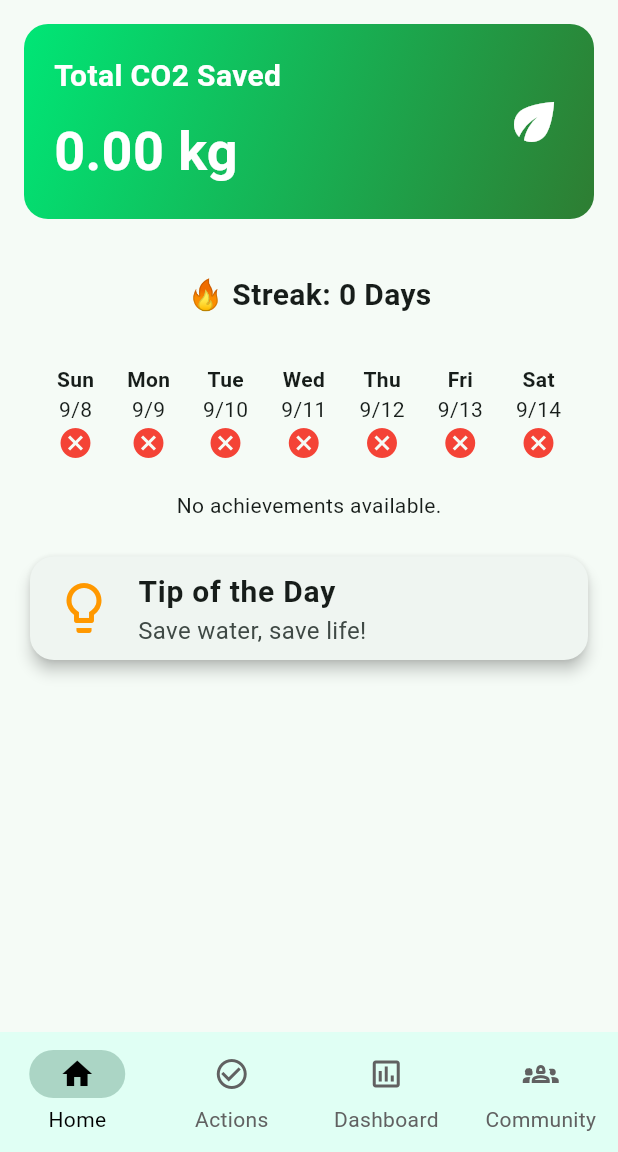
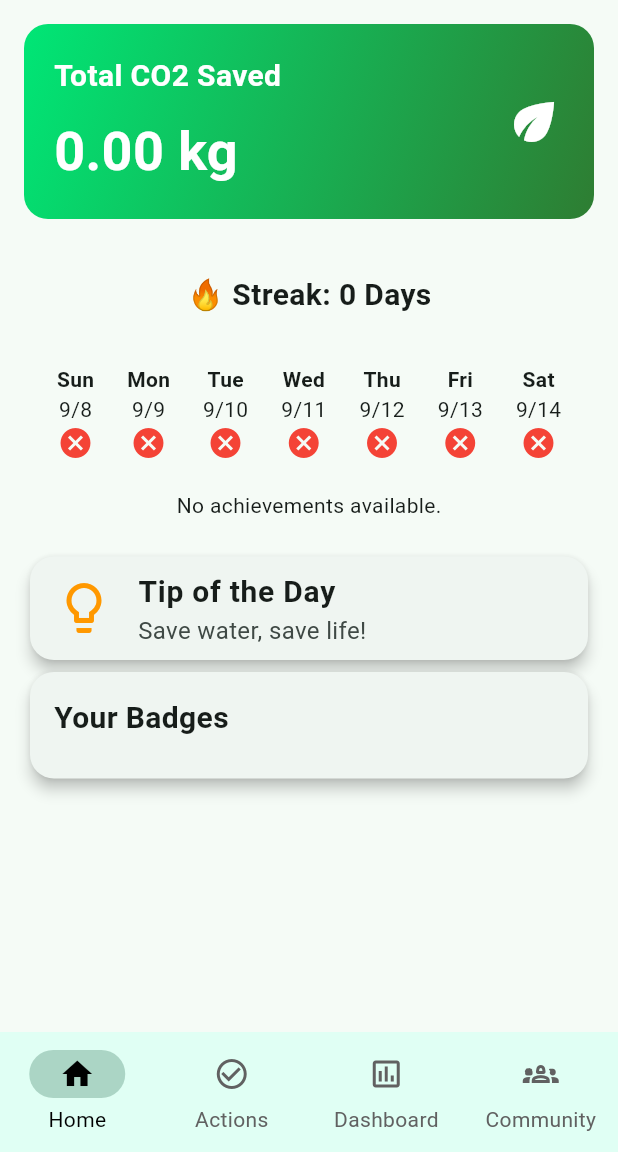
Before and after one commit to isha2125/C-Stain, a Flutter app: the screen it shows once a user with an empty profile is signed in, on a phone screen of 412 x 824 dp, the part 84-1236 px from its top. Run offline on Flutter 3.47's test engine with Material 3 defaults, Android fonts, the phone set to English and light mode, and no system bars; our stand-ins replace cloud_firestore, firebase_auth, firebase_core, flutter_riverpod, percent_indicator; missing offline and left inert: firebase_ui_auth, firebase_ui_oauth_google; accounts and stored records are empty.

Commit message:
badges added

```diff
--- a/lib/providers/providers.dart
+++ b/lib/providers/providers.dart
@@ -1,6 +1,9 @@
+import 'package:cstain/models/badges.dart';
 import 'package:cstain/models/categories_and_action.dart';
 import 'package:cstain/models/user.dart';
+import 'package:cstain/models/user_badges.dart';
 import 'package:cstain/models/user_contribution.dart';
+import 'package:cstain/providers/auth_service.dart';
 import 'package:cstain/providers/firestore_service.dart';
 import 'package:firebase_auth/firebase_auth.dart';
 import 'package:flutter_riverpod/flutter_riverpod.dart';
@@ -33,3 +36,13 @@ final userStreamProvider = StreamProvider.autoDispose<UserModel>((ref) {
   if (user == null) throw Exception('User not authenticated');
   return firestoreService.getUserStream(user.uid);
 });
+final badgesProvider = FutureProvider<List<BadgesModel>>((ref) async {
+  final firestoreService = ref.watch(firestoreServiceProvider);
+  return firestoreService.fetchBadges();
+});
+final userBadgesProvider =
+    StreamProvider.autoDispose<List<UserBadgesModel>>((ref) {
+  final user = ref.watch(authStateProvider).value;
+  if (user == null) throw Exception('User not authenticated');
+  return ref.watch(firestoreServiceProvider).getUserBadgesStream(user.uid);
+});
--- a/lib/screens/home_screen.dart
+++ b/lib/screens/home_screen.dart
@@ -1,7 +1,9 @@
 //import 'package:cstain/backend/auth_gate.dart';
 import 'package:cstain/components/streak_service.dart';
 import 'package:cstain/models/achievements.dart';
+import 'package:cstain/models/badges.dart';
 import 'package:cstain/models/user.dart';
+import 'package:cstain/models/user_badges.dart';
 import 'package:cstain/providers/auth_service.dart';
 import 'package:cstain/providers/providers.dart';
 import 'package:flutter/material.dart';
@@ -42,6 +44,7 @@ class HomeScreen extends ConsumerWidget {
     final userStream = ref.watch(userStreamProvider);
     final achievements = ref.watch(achievementsProvider);
     print("Achievements state: ${achievements.toString()}");
+    final userBadges = ref.watch(userBadgesProvider);
     //final myUser = ref.watch(userProvider);
     //final co2Saved = ref.watch(co2SavedProvider);
     //final achievementProgress = ref.watch(achievementProgressProvider);
@@ -143,125 +146,11 @@ class HomeScreen extends ConsumerWidget {
                   // Streak Tracker for a Week
                   StreakWidget(),
 
-                  // Card(
-                  //   shape: RoundedRectangleBorder(
-                  //     borderRadius: BorderRadius.circular(16.0),
-                  //   ),
-                  //   elevation: 4,
-                  //   child: Padding(
-                  //     padding: const EdgeInsets.all(16.0),
-                  //     child: Column(
-                  //       crossAxisAlignment: CrossAxisAlignment.start,
-                  //       children: [
-                  //         Text(
-                  //           'Streak Tracker',
-                  //           style: TextStyle(
-                  //             fontSize: 18,
-                  //             fontWeight: FontWeight.bold,
-                  //           ),
-                  //         ),
-                  //         SizedBox(height: 10),
-                  //         Row(
-                  //           mainAxisAlignment: MainAxisAlignment.spaceAround,
-                  //           children: List.generate(7, (index) {
-                  //             Color dayColor;
-                  //             IconData dayIcon;
-
-                  //             if (streak[index] == true) {
-                  //               dayColor = Colors.green;
-                  //               dayIcon = Icons.check;
-                  //             } else if (streak[index] == false) {
-                  //               dayColor = Colors.red;
-                  //               dayIcon = Icons.close;
-                  //             } else {
-                  //               dayColor = Colors.lightBlue;
-                  //               dayIcon = Icons.hourglass_empty;
-                  //             }
-
-                  //             return Column(
-                  //               children: [
-                  //                 Text(
-                  //                   [
-                  //                     'Mon',
-                  //                     'Tue',
-                  //                     'Wed',
-                  //                     'Thu',
-                  //                     'Fri',
-                  //                     'Sat',
-                  //                     'Sun'
-                  //                   ][index],
-                  //                   style: TextStyle(fontSize: 16),
-                  //                 ),
-                  //                 SizedBox(height: 5),
-                  //                 CircleAvatar(
-                  //                   radius: 20,
-                  //                   backgroundColor: dayColor,
-                  //                   child: Icon(
-                  //                     dayIcon,
-                  //                     color: Colors.white,
-                  //                   ),
-                  //                 ),
-                  //               ],
-                  //             );
-                  //           }),
-                  //         ),
-                  //       ],
-                  //     ),
-                  //   ),
-                  // ),
                   SizedBox(height: 20),
 
                   // Achievement Progress
                   _buildAchievementProgress(myUser, achievementsList, ref),
 
-                  // Card(
-                  //   shape: RoundedRectangleBorder(
-                  //     borderRadius: BorderRadius.circular(16.0),
-                  //   ),
-                  //   elevation: 4,
-                  //   child: Padding(
-                  //     padding: const EdgeInsets.all(16.0),
-                  //     child: Column(
-                  //       crossAxisAlignment: CrossAxisAlignment.center,
-                  //       children: [
-                  //         Text(
-                  //           'Achievement Progress',
-                  //           style: TextStyle(
-                  //             fontSize: 20,
-                  //             fontWeight: FontWeight.bold,
-                  //           ),
-                  //         ),
-                  //         SizedBox(height: 20),
-                  //         CircularPercentIndicator(
-                  //           radius: 100.0,
-                  //           lineWidth: 13.0,
-                  //           animation: true,
-                  //           percent: achievementProgress,
-                  //           center: Icon(
-                  //             Icons
-                  //                 .star, // Replace with the icon of the next achievement
-                  //             size: 50.0,
-                  //             color: Colors.red,
-                  //           ),
-                  //           circularStrokeCap: CircularStrokeCap.round,
-                  //           progressColor: Colors.green,
-                  //           backgroundColor: Colors.grey[300] ??
-                  //               Colors.grey, // Ensuring a non-nullable Color
-                  //           footer: Padding(
-                  //             padding: const EdgeInsets.only(top: 10.0),
-                  //             child: Text(
-                  //               'You are an Achiever!',
-                  //               style: TextStyle(
-                  //                 fontWeight: FontWeight.bold,
-                  //                 fontSize: 17.0,
-                  //               ),
-                  //             ),
-                  //           ),
-                  //         )
-                  //       ],
-                  //     ),
-                  //   ),
-                  // ),
                   SizedBox(height: 20),
 
                   // Tip of the Day
@@ -283,6 +172,12 @@ class HomeScreen extends ConsumerWidget {
                         style: TextStyle(fontSize: 16),
                       ),
                     ),
+                  ), // Badges List
+                  userBadges.when(
+                    data: (badges) => _buildBadgesList(badges),
+                    loading: () => CircularProgressIndicator(),
+                    error: (error, stack) =>
+                        Text('Error loading badges: $error'),
                   ),
                 ],
               ),
@@ -416,3 +311,38 @@ class HomeScreen extends ConsumerWidget {
     );
   }
 }
+
+Widget _buildBadgesList(List<UserBadgesModel> userBadges) {
+  return Card(
+    shape: RoundedRectangleBorder(
+      borderRadius: BorderRadius.circular(16.0),
+    ),
+    elevation: 4,
+    child: Padding(
+      padding: const EdgeInsets.all(16.0),
+      child: Column(
+        crossAxisAlignment: CrossAxisAlignment.start,
+        children: [
+          Text(
+            'Your Badges',
+            style: TextStyle(
+              fontSize: 20,
+              fontWeight: FontWeight.bold,
+            ),
+          ),
+          SizedBox(height: 10),
+          Wrap(
+            spacing: 8,
+            runSpacing: 8,
+            children: userBadges
+                .map((badge) => Chip(
+                      label: Text(badge.badge_id),
+                      backgroundColor: Colors.green[100],
+                    ))
+                .toList(),
+          ),
+        ],
+      ),
+    ),
+  );
+}
```
Also changed, not shown: lib/components/streak_service.dart (+0 -26 lines), lib/models/badges.dart (+8 -8 lines), lib/providers/firestore_service.dart (+72 -0 lines).
